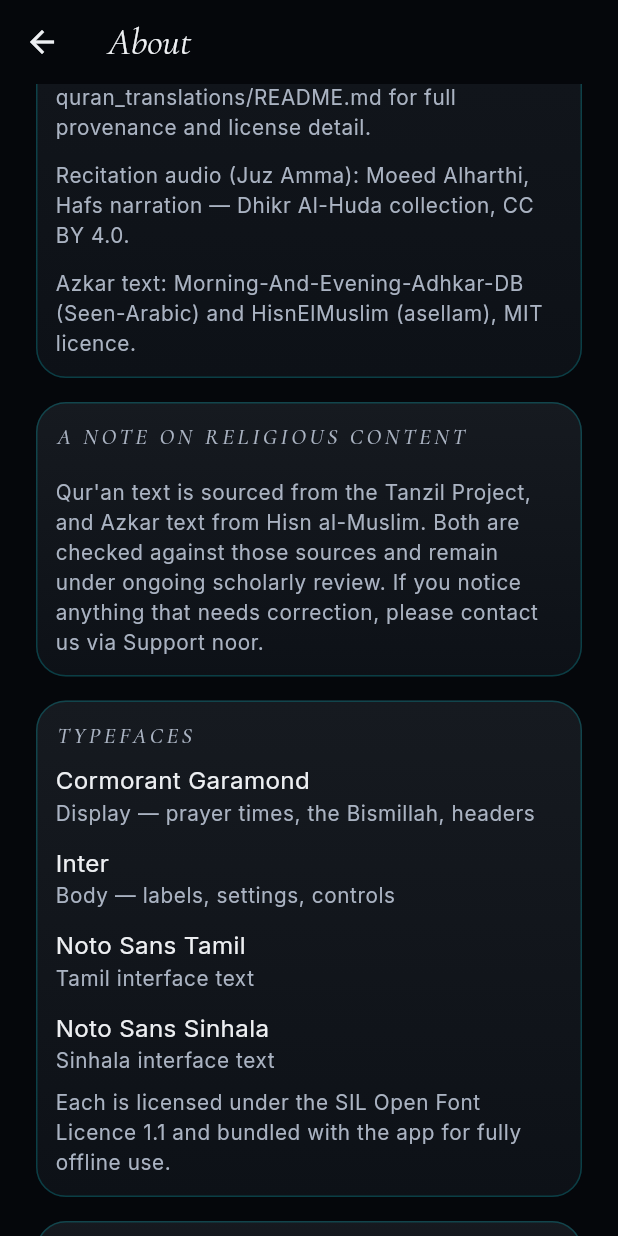
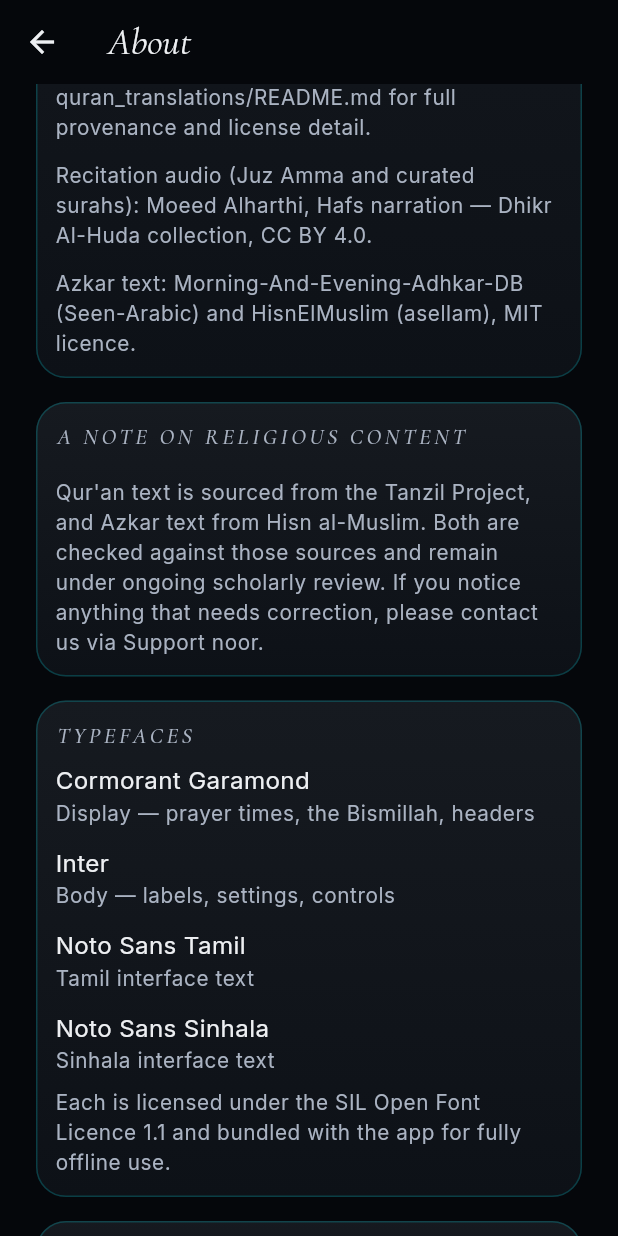
Before and after one commit to ajmalkhan6233-eng/noor_app, a Flutter app: the AboutScreen screen opened directly, scrolled down 576 dp, on a phone screen of 412 x 824 dp. Run offline on Flutter 3.47's test engine with Material 3 defaults, Android fonts, the phone set to English and light mode, and no system bars; our stand-ins replace adhan, audioplayers, equatable, flutter_bloc, flutter_local_notifications, flutter_secure_storage and 7 more; missing offline and left inert: cryptography; accounts and stored records are empty.

Commit message:
Quran: add curated audio for Al-Kahf, Ya-Sin, Ar-Rahman, Al-Mulk
Task 2 of tonight's queue. Extends bundled offline recitation beyond
Juz Amma to four individually curated, commonly-recited surahs (18,
36, 55, 67) — same source/reciter/licence as the existing Juz Amma set
(Moeed Alharthi, Hafs narration, Dhikr Al-Huda collection on Internet
Archive, CC BY 4.0), same 32kbps murattal directory, downloaded fresh
and verified this session: valid M4A container (ftyp box checked),
SHA-256 recorded per file in a new assets/quran/audio/popular/README.md.

surah_audio_player.dart's hasSurahAudio()/surahAudioAsset() now cover
both the Juz Amma range and this fixed curated set, routing to the
right subfolder. Updated the play button's unavailable-state hint and
the About screen's CC BY attribution line to reflect the wider
coverage (same reciter/licence, so one attribution line still covers
both sets). New test file covers both ranges and confirms everything
else still returns false/null. Full suite passing, flutter analyze
clean.

Co-Authored-By: Claude Sonnet 5 <noreply@anthropic.com>

```diff
--- a/lib/features/quran/presentation/widgets/surah_audio_button.dart
+++ b/lib/features/quran/presentation/widgets/surah_audio_button.dart
@@ -35,7 +35,7 @@ class SurahAudioButton extends StatelessWidget {
       value: isPlaying ? 'Playing' : 'Stopped',
       hint: available
           ? 'Double tap to control recitation'
-          : 'Only Juz Amma recitations are bundled offline',
+          : 'Only Juz Amma and a few individually curated surahs are bundled offline',
       child: IconButton(
         icon: Icon(isPlaying ? Icons.pause_circle_outline : Icons.play_circle_outline),
         color: available ? context.colors.gold : context.colors.sage,
--- a/lib/features/settings/presentation/widgets/about_sources_card.dart
+++ b/lib/features/settings/presentation/widgets/about_sources_card.dart
@@ -50,13 +50,15 @@ class AboutSourcesCard extends StatelessWidget {
           const SizedBox(height: 12),
           Text(l10n.englishTranslationAttribution, style: AppTypography.caption(context.colors.sage)),
           const SizedBox(height: 12),
-          // Recitation audio (Juz Amma only — see
-          // assets/quran/audio/juz_amma/README.md) is CC BY 4.0,
-          // which requires attribution as a licence condition, not
-          // just a courtesy.
+          // Recitation audio (Juz Amma plus a few individually curated
+          // surahs — see assets/quran/audio/juz_amma/README.md and
+          // assets/quran/audio/popular/README.md) is CC BY 4.0, which
+          // requires attribution as a licence condition, not just a
+          // courtesy. Both sets are the same reciter/source item, so
+          // one attribution line covers both.
           Text(
-            'Recitation audio (Juz Amma): Moeed Alharthi, Hafs '
-            "narration — Dhikr Al-Huda collection, CC BY 4.0.",
+            'Recitation audio (Juz Amma and curated surahs): Moeed '
+            'Alharthi, Hafs narration — Dhikr Al-Huda collection, CC BY 4.0.',
             style: AppTypography.caption(context.colors.sage),
           ),
           const SizedBox(height: 12),
--- a/pubspec.yaml
+++ b/pubspec.yaml
@@ -74,6 +74,7 @@ flutter:
     - assets/azkar/
     - assets/audio/adhan/
     - assets/quran/audio/juz_amma/
+    - assets/quran/audio/popular/
   fonts:
     - family: Cormorant Garamond
       fonts:
```
Also changed, not shown: lib/features/quran/data/surah_audio_player.dart (+21 -10 lines), 6 other files.
